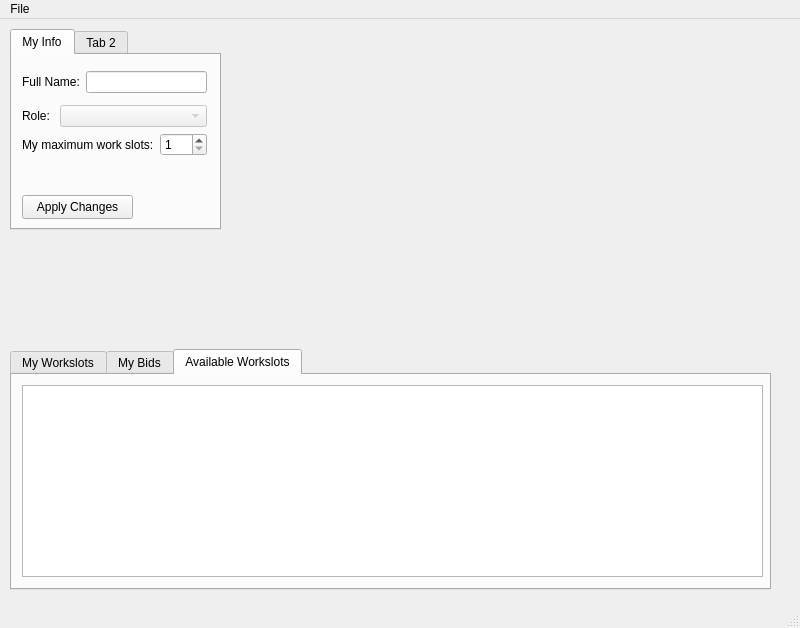
The window that QtCafeWorkforceManager/CafeStaffWindow.ui (wreathe-unreal/CSIT314-Project) describes before a commit, drawn with Qt 5.
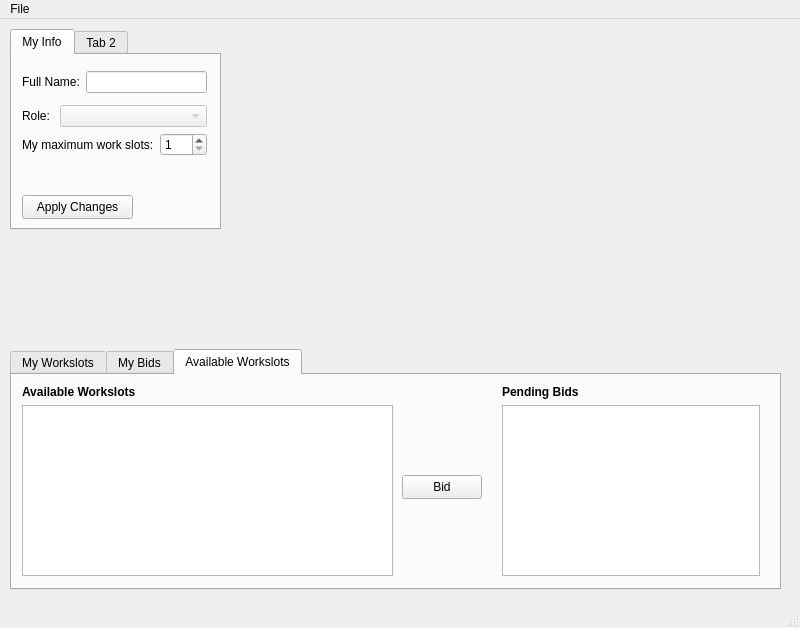
The same window after the commit. The open tabs and pages were chosen to show the change.

The edit to the form file:
```diff
--- a/QtCafeWorkforceManager/CafeStaffWindow.ui
+++ b/QtCafeWorkforceManager/CafeStaffWindow.ui
@@ -19,7 +19,7 @@
      <rect>
       <x>10</x>
       <y>330</y>
-      <width>761</width>
+      <width>771</width>
       <height>241</height>
      </rect>
     </property>
@@ -150,15 +150,72 @@
      <attribute name="title">
       <string>Available Workslots</string>
      </attribute>
-     <widget class="QTableWidget" name="workslotTable">
+     <widget class="QPushButton" name="pushButton">
+      <property name="geometry">
+       <rect>
+        <x>390</x>
+        <y>100</y>
+        <width>80</width>
+        <height>24</height>
+       </rect>
+      </property>
+      <property name="text">
+       <string>Bid</string>
+      </property>
+     </widget>
+     <widget class="QWidget" name="layoutWidget_2">
+      <property name="geometry">
+       <rect>
+        <x>490</x>
+        <y>10</y>
+        <width>258</width>
+        <height>191</height>
+       </rect>
+      </property>
+      <layout class="QVBoxLayout" name="verticalLayout_7">
+       <item>
+        <widget class="QLabel" name="label_8">
+         <property name="font">
+          <font>
+           <bold>true</bold>
+          </font>
+         </property>
+         <property name="text">
+          <string>Pending Bids</string>
+         </property>
+        </widget>
+       </item>
+       <item>
+        <widget class="QTableWidget" name="pendingTable_2"/>
+       </item>
+      </layout>
+     </widget>
+     <widget class="QWidget" name="">
       <property name="geometry">
        <rect>
         <x>10</x>
         <y>10</y>
-        <width>741</width>
-        <height>192</height>
+        <width>371</width>
+        <height>191</height>
        </rect>
       </property>
+      <layout class="QVBoxLayout" name="verticalLayout_8">
+       <item>
+        <widget class="QLabel" name="label_9">
+         <property name="font">
+          <font>
+           <bold>true</bold>
+          </font>
+         </property>
+         <property name="text">
+          <string>Available Workslots</string>
+         </property>
+        </widget>
+       </item>
+       <item>
+        <widget class="QTableWidget" name="availableTable"/>
+       </item>
+      </layout>
      </widget>
     </widget>
    </widget>
```
Left out of the diff: 45 changed lines with no effect on the pictures.
